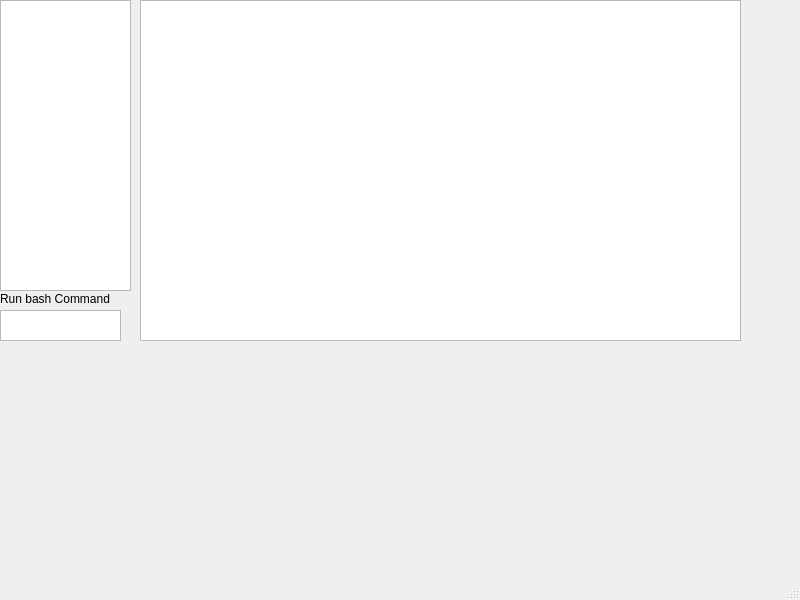
Before: the Qt Designer form texteditor/mainwindow.ui in jero98772/arreBatEro, drawn with Qt 5.
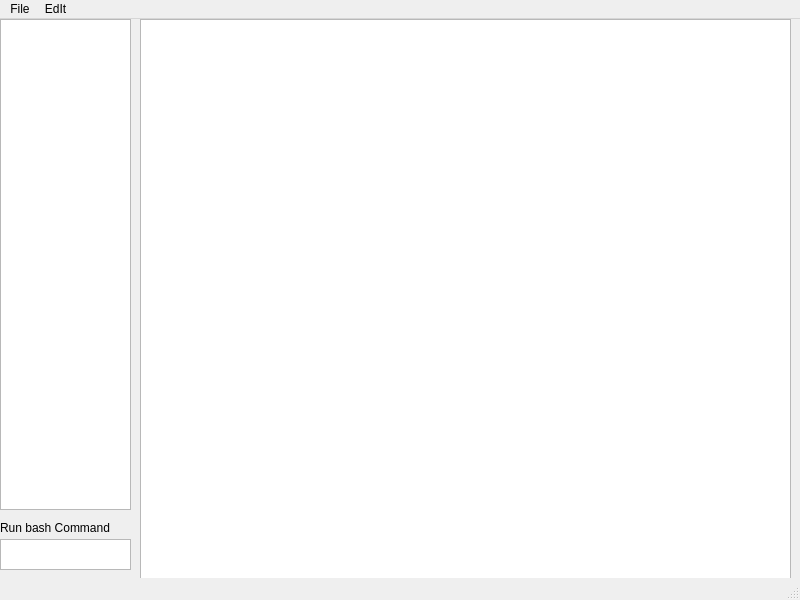
After: the same form once the commit is applied.

```diff
--- a/texteditor/mainwindow.ui
+++ b/texteditor/mainwindow.ui
@@ -10,52 +10,91 @@
     <height>600</height>
    </rect>
   </property>
+  <property name="sizePolicy">
+   <sizepolicy hsizetype="Fixed" vsizetype="MinimumExpanding">
+    <horstretch>0</horstretch>
+    <verstretch>0</verstretch>
+   </sizepolicy>
+  </property>
   <property name="windowTitle">
    <string>MainWindow</string>
   </property>
   <widget class="QWidget" name="centralwidget">
-   <widget class="QTextEdit" name="textEdit">
-    <property name="geometry">
-     <rect>
-      <x>0</x>
-      <y>310</y>
-      <width>121</width>
-      <height>31</height>
-     </rect>
-    </property>
-   </widget>
+   <property name="sizePolicy">
+    <sizepolicy hsizetype="Fixed" vsizetype="Fixed">
+     <horstretch>0</horstretch>
+     <verstretch>0</verstretch>
+    </sizepolicy>
+   </property>
    <widget class="QLabel" name="label">
     <property name="geometry">
      <rect>
       <x>0</x>
-      <y>290</y>
+      <y>500</y>
       <width>131</width>
       <height>17</height>
      </rect>
     </property>
+    <property name="sizePolicy">
+     <sizepolicy hsizetype="Fixed" vsizetype="Fixed">
+      <horstretch>0</horstretch>
+      <verstretch>0</verstretch>
+     </sizepolicy>
+    </property>
     <property name="text">
      <string>Run bash Command</string>
     </property>
    </widget>
+   <widget class="QTreeView" name="treeView">
+    <property name="geometry">
+     <rect>
+      <x>0</x>
+      <y>0</y>
+      <width>131</width>
+      <height>491</height>
+     </rect>
+    </property>
+    <property name="sizePolicy">
+     <sizepolicy hsizetype="Fixed" vsizetype="Fixed">
+      <horstretch>0</horstretch>
+      <verstretch>0</verstretch>
+     </sizepolicy>
+    </property>
+   </widget>
    <widget class="QPlainTextEdit" name="plainTextEdit">
+    <property name="enabled">
+     <bool>true</bool>
+    </property>
     <property name="geometry">
      <rect>
       <x>140</x>
       <y>0</y>
-      <width>601</width>
-      <height>341</height>
+      <width>651</width>
+      <height>561</height>
      </rect>
     </property>
+    <property name="sizePolicy">
+     <sizepolicy hsizetype="Fixed" vsizetype="Fixed">
+      <horstretch>0</horstretch>
+      <verstretch>0</verstretch>
+     </sizepolicy>
+    </property>
    </widget>
-   <widget class="QTreeView" name="treeView">
+   <widget class="QPlainTextEdit" name="plainTextEdit_2">
     <property name="geometry">
      <rect>
       <x>0</x>
-      <y>0</y>
+      <y>520</y>
       <width>131</width>
-      <height>291</height>
+      <height>31</height>
      </rect>
     </property>
+    <property name="sizePolicy">
+     <sizepolicy hsizetype="Fixed" vsizetype="Fixed">
+      <horstretch>0</horstretch>
+      <verstretch>0</verstretch>
+     </sizepolicy>
+    </property>
    </widget>
   </widget>
   <widget class="QMenuBar" name="menubar">
@@ -67,6 +106,27 @@
      <height>22</height>
     </rect>
    </property>
+   <widget class="QMenu" name="menufile">
+    <property name="title">
+     <string>File</string>
+    </property>
+    <addaction name="actionNew"/>
+    <addaction name="actionOpen"/>
+    <addaction name="actionSave"/>
+    <addaction name="actionSave_as"/>
+   </widget>
+   <widget class="QMenu" name="menuEdIt">
+    <property name="title">
+     <string>EdIt</string>
+    </property>
+    <addaction name="actionCopy"/>
+    <addaction name="actionPaste"/>
+    <addaction name="actionCut"/>
+    <addaction name="actionUndo"/>
+    <addaction name="actionRe_Undo"/>
+   </widget>
+   <addaction name="menufile"/>
+   <addaction name="menuEdIt"/>
   </widget>
   <widget class="QStatusBar" name="statusbar"/>
  </widget>
```
Left out of the diff: 45 changed lines with no effect on the pictures.
